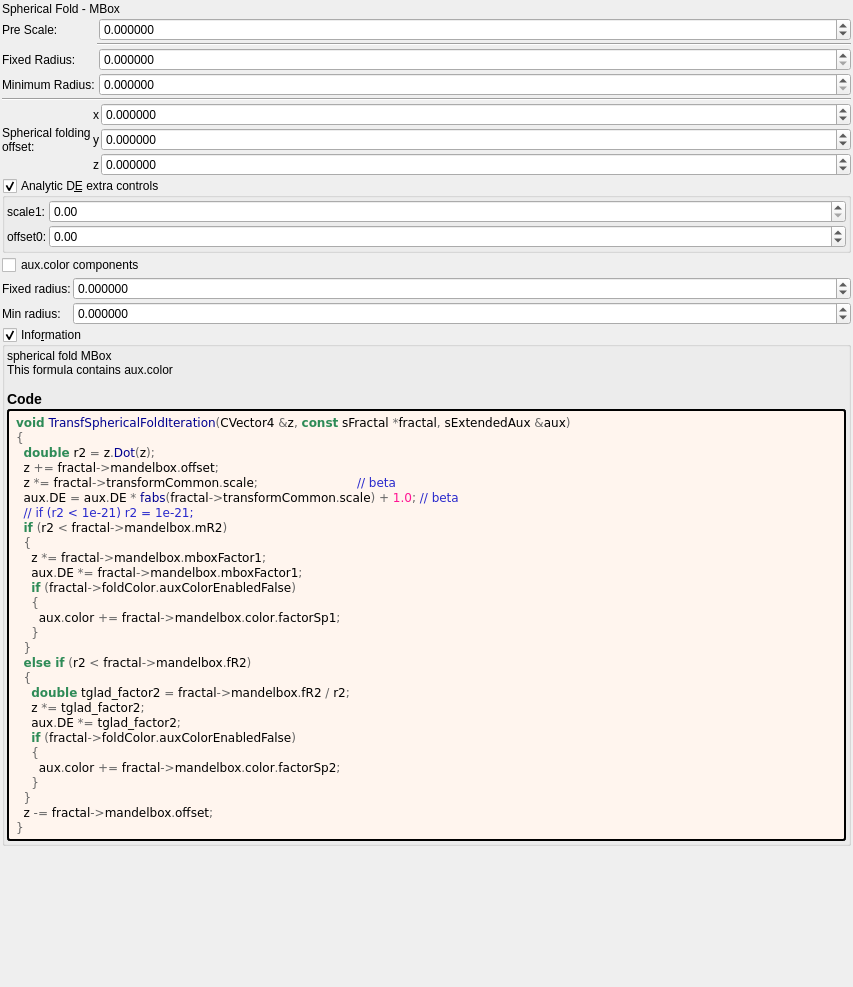
buddhi1980/mandelbulber2, file mandelbulber2/formula/ui/transf_spherical_fold.ui: the form before one commit.
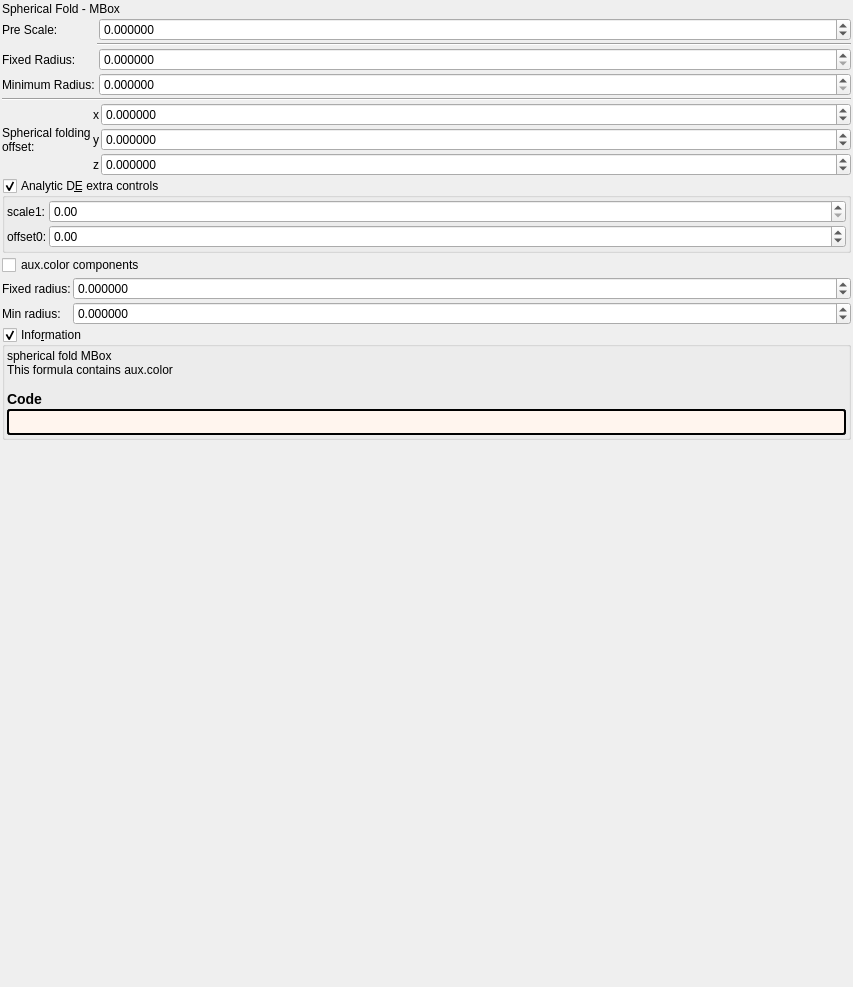
The form after the commit. Custom widgets are drawn as their Qt base class.

```diff
--- a/mandelbulber2/formula/ui/transf_spherical_fold.ui
+++ b/mandelbulber2/formula/ui/transf_spherical_fold.ui
@@ -545,37 +545,7 @@
          <string notr="true">border-style: outset; border-width: 2px; border-radius: 3px; border-color: black; background-color: #fff5ee; padding: 4px;</string>
         </property>
         <property name="text">
-         <string notr="true">&lt;body style=&quot;background-color:#fff5ee&quot;&gt;
-&lt;pre style=&quot;color:#000000; background-color:#fff5ee;  font-family:'Courier New',monospace;&quot;&gt;&lt;span style=&quot;color:#2e8b57; font-weight:bold&quot;&gt;void&lt;/span&gt; &lt;span style=&quot;color:#00008f&quot;&gt;TransfSphericalFoldIteration&lt;/span&gt;&lt;span style=&quot;color:#676767&quot;&gt;(&lt;/span&gt;CVector4 &lt;span style=&quot;color:#676767&quot;&gt;&amp;amp;&lt;/span&gt;z&lt;span style=&quot;color:#676767&quot;&gt;,&lt;/span&gt; &lt;span style=&quot;color:#2e8b57; font-weight:bold&quot;&gt;const&lt;/span&gt; sFractal &lt;span style=&quot;color:#676767&quot;&gt;*&lt;/span&gt;fractal&lt;span style=&quot;color:#676767&quot;&gt;,&lt;/span&gt; sExtendedAux &lt;span style=&quot;color:#676767&quot;&gt;&amp;amp;&lt;/span&gt;aux&lt;span style=&quot;color:#676767&quot;&gt;)&lt;/span&gt;
-&lt;span style=&quot;color:#676767&quot;&gt;{&lt;/span&gt;
-  &lt;span style=&quot;color:#2e8b57; font-weight:bold&quot;&gt;double&lt;/span&gt; r2 &lt;span style=&quot;color:#676767&quot;&gt;=&lt;/span&gt; z&lt;span style=&quot;color:#676767&quot;&gt;.&lt;/span&gt;&lt;span style=&quot;color:#00008f&quot;&gt;Dot&lt;/span&gt;&lt;span style=&quot;color:#676767&quot;&gt;(&lt;/span&gt;z&lt;span style=&quot;color:#676767&quot;&gt;);&lt;/span&gt;
-  z &lt;span style=&quot;color:#676767&quot;&gt;+=&lt;/span&gt; fractal&lt;span style=&quot;color:#676767&quot;&gt;-&amp;gt;&lt;/span&gt;mandelbox&lt;span style=&quot;color:#676767&quot;&gt;.&lt;/span&gt;offset&lt;span style=&quot;color:#676767&quot;&gt;;&lt;/span&gt;
-  z &lt;span style=&quot;color:#676767&quot;&gt;*=&lt;/span&gt; fractal&lt;span style=&quot;color:#676767&quot;&gt;-&amp;gt;&lt;/span&gt;transformCommon&lt;span style=&quot;color:#676767&quot;&gt;.&lt;/span&gt;scale&lt;span style=&quot;color:#676767&quot;&gt;;&lt;/span&gt;                          &lt;span style=&quot;color:#2929cc&quot;&gt;// beta&lt;/span&gt;
-  aux&lt;span style=&quot;color:#676767&quot;&gt;.&lt;/span&gt;DE &lt;span style=&quot;color:#676767&quot;&gt;=&lt;/span&gt; aux&lt;span style=&quot;color:#676767&quot;&gt;.&lt;/span&gt;DE &lt;span style=&quot;color:#676767&quot;&gt;*&lt;/span&gt; &lt;span style=&quot;color:#00008f&quot;&gt;fabs&lt;/span&gt;&lt;span style=&quot;color:#676767&quot;&gt;(&lt;/span&gt;fractal&lt;span style=&quot;color:#676767&quot;&gt;-&amp;gt;&lt;/span&gt;transformCommon&lt;span style=&quot;color:#676767&quot;&gt;.&lt;/span&gt;scale&lt;span style=&quot;color:#676767&quot;&gt;) +&lt;/span&gt; &lt;span style=&quot;color:#ff1493&quot;&gt;1.0&lt;/span&gt;&lt;span style=&quot;color:#676767&quot;&gt;;&lt;/span&gt; &lt;span style=&quot;color:#2929cc&quot;&gt;// beta&lt;/span&gt;
-  &lt;span style=&quot;color:#2929cc&quot;&gt;// if (r2 &amp;lt; 1e-21) r2 = 1e-21;&lt;/span&gt;
-  &lt;span style=&quot;color:#2e8b57; font-weight:bold&quot;&gt;if&lt;/span&gt; &lt;span style=&quot;color:#676767&quot;&gt;(&lt;/span&gt;r2 &lt;span style=&quot;color:#676767&quot;&gt;&amp;lt;&lt;/span&gt; fractal&lt;span style=&quot;color:#676767&quot;&gt;-&amp;gt;&lt;/span&gt;mandelbox&lt;span style=&quot;color:#676767&quot;&gt;.&lt;/span&gt;mR2&lt;span style=&quot;color:#676767&quot;&gt;)&lt;/span&gt;
-  &lt;span style=&quot;color:#676767&quot;&gt;{&lt;/span&gt;
-    z &lt;span style=&quot;color:#676767&quot;&gt;*=&lt;/span&gt; fractal&lt;span style=&quot;color:#676767&quot;&gt;-&amp;gt;&lt;/span&gt;mandelbox&lt;span style=&quot;color:#676767&quot;&gt;.&lt;/span&gt;mboxFactor1&lt;span style=&quot;color:#676767&quot;&gt;;&lt;/span&gt;
-    aux&lt;span style=&quot;color:#676767&quot;&gt;.&lt;/span&gt;DE &lt;span style=&quot;color:#676767&quot;&gt;*=&lt;/span&gt; fractal&lt;span style=&quot;color:#676767&quot;&gt;-&amp;gt;&lt;/span&gt;mandelbox&lt;span style=&quot;color:#676767&quot;&gt;.&lt;/span&gt;mboxFactor1&lt;span style=&quot;color:#676767&quot;&gt;;&lt;/span&gt;
-    &lt;span style=&quot;color:#2e8b57; font-weight:bold&quot;&gt;if&lt;/span&gt; &lt;span style=&quot;color:#676767&quot;&gt;(&lt;/span&gt;fractal&lt;span style=&quot;color:#676767&quot;&gt;-&amp;gt;&lt;/span&gt;foldColor&lt;span style=&quot;color:#676767&quot;&gt;.&lt;/span&gt;auxColorEnabledFalse&lt;span style=&quot;color:#676767&quot;&gt;)&lt;/span&gt;
-    &lt;span style=&quot;color:#676767&quot;&gt;{&lt;/span&gt;
-      aux&lt;span style=&quot;color:#676767&quot;&gt;.&lt;/span&gt;color &lt;span style=&quot;color:#676767&quot;&gt;+=&lt;/span&gt; fractal&lt;span style=&quot;color:#676767&quot;&gt;-&amp;gt;&lt;/span&gt;mandelbox&lt;span style=&quot;color:#676767&quot;&gt;.&lt;/span&gt;color&lt;span style=&quot;color:#676767&quot;&gt;.&lt;/span&gt;factorSp1&lt;span style=&quot;color:#676767&quot;&gt;;&lt;/span&gt;
-    &lt;span style=&quot;color:#676767&quot;&gt;}&lt;/span&gt;
-  &lt;span style=&quot;color:#676767&quot;&gt;}&lt;/span&gt;
-  &lt;span style=&quot;color:#2e8b57; font-weight:bold&quot;&gt;else if&lt;/span&gt; &lt;span style=&quot;color:#676767&quot;&gt;(&lt;/span&gt;r2 &lt;span style=&quot;color:#676767&quot;&gt;&amp;lt;&lt;/span&gt; fractal&lt;span style=&quot;color:#676767&quot;&gt;-&amp;gt;&lt;/span&gt;mandelbox&lt;span style=&quot;color:#676767&quot;&gt;.&lt;/span&gt;fR2&lt;span style=&quot;color:#676767&quot;&gt;)&lt;/span&gt;
-  &lt;span style=&quot;color:#676767&quot;&gt;{&lt;/span&gt;
-    &lt;span style=&quot;color:#2e8b57; font-weight:bold&quot;&gt;double&lt;/span&gt; tglad_factor2 &lt;span style=&quot;color:#676767&quot;&gt;=&lt;/span&gt; fractal&lt;span style=&quot;color:#676767&quot;&gt;-&amp;gt;&lt;/span&gt;mandelbox&lt;span style=&quot;color:#676767&quot;&gt;.&lt;/span&gt;fR2 &lt;span style=&quot;color:#676767&quot;&gt;/&lt;/span&gt; r2&lt;span style=&quot;color:#676767&quot;&gt;;&lt;/span&gt;
-    z &lt;span style=&quot;color:#676767&quot;&gt;*=&lt;/span&gt; tglad_factor2&lt;span style=&quot;color:#676767&quot;&gt;;&lt;/span&gt;
-    aux&lt;span style=&quot;color:#676767&quot;&gt;.&lt;/span&gt;DE &lt;span style=&quot;color:#676767&quot;&gt;*=&lt;/span&gt; tglad_factor2&lt;span style=&quot;color:#676767&quot;&gt;;&lt;/span&gt;
-    &lt;span style=&quot;color:#2e8b57; font-weight:bold&quot;&gt;if&lt;/span&gt; &lt;span style=&quot;color:#676767&quot;&gt;(&lt;/span&gt;fractal&lt;span style=&quot;color:#676767&quot;&gt;-&amp;gt;&lt;/span&gt;foldColor&lt;span style=&quot;color:#676767&quot;&gt;.&lt;/span&gt;auxColorEnabledFalse&lt;span style=&quot;color:#676767&quot;&gt;)&lt;/span&gt;
-    &lt;span style=&quot;color:#676767&quot;&gt;{&lt;/span&gt;
-      aux&lt;span style=&quot;color:#676767&quot;&gt;.&lt;/span&gt;color &lt;span style=&quot;color:#676767&quot;&gt;+=&lt;/span&gt; fractal&lt;span style=&quot;color:#676767&quot;&gt;-&amp;gt;&lt;/span&gt;mandelbox&lt;span style=&quot;color:#676767&quot;&gt;.&lt;/span&gt;color&lt;span style=&quot;color:#676767&quot;&gt;.&lt;/span&gt;factorSp2&lt;span style=&quot;color:#676767&quot;&gt;;&lt;/span&gt;
-    &lt;span style=&quot;color:#676767&quot;&gt;}&lt;/span&gt;
-  &lt;span style=&quot;color:#676767&quot;&gt;}&lt;/span&gt;
-  z &lt;span style=&quot;color:#676767&quot;&gt;-=&lt;/span&gt; fractal&lt;span style=&quot;color:#676767&quot;&gt;-&amp;gt;&lt;/span&gt;mandelbox&lt;span style=&quot;color:#676767&quot;&gt;.&lt;/span&gt;offset&lt;span style=&quot;color:#676767&quot;&gt;;&lt;/span&gt;
-&lt;span style=&quot;color:#676767&quot;&gt;}&lt;/span&gt;
-&lt;/pre&gt;
-&lt;/body&gt;</string>
+         <string notr="true"></string>
         </property>
         <property name="wordWrap">
          <bool>true</bool>
```
Left out of the diff: 2 changed lines with no effect on the pictures.
